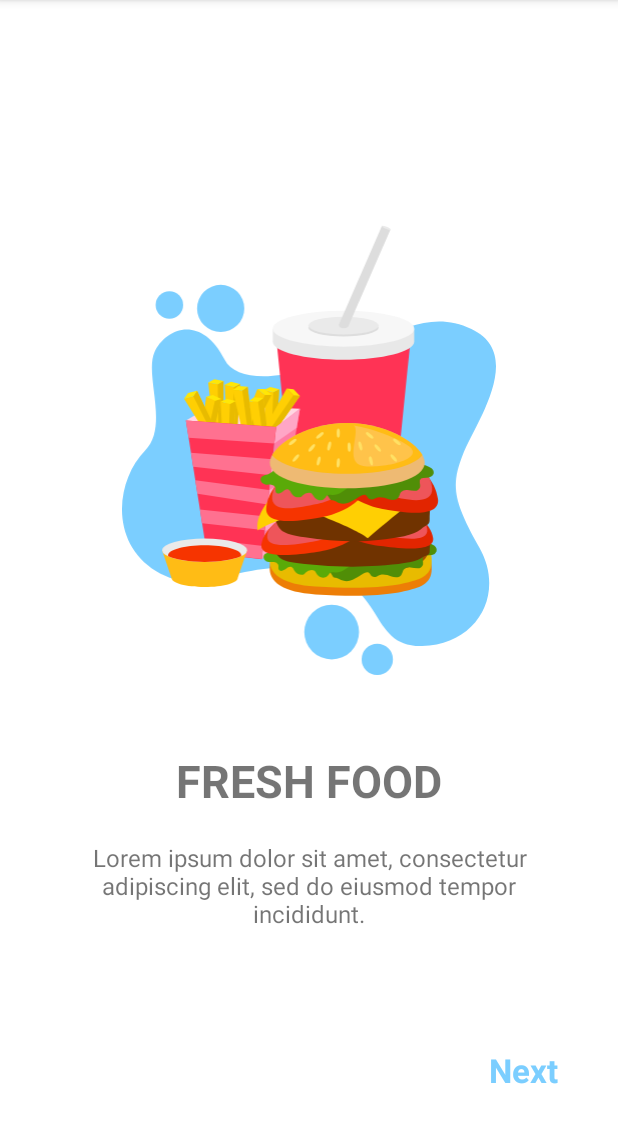
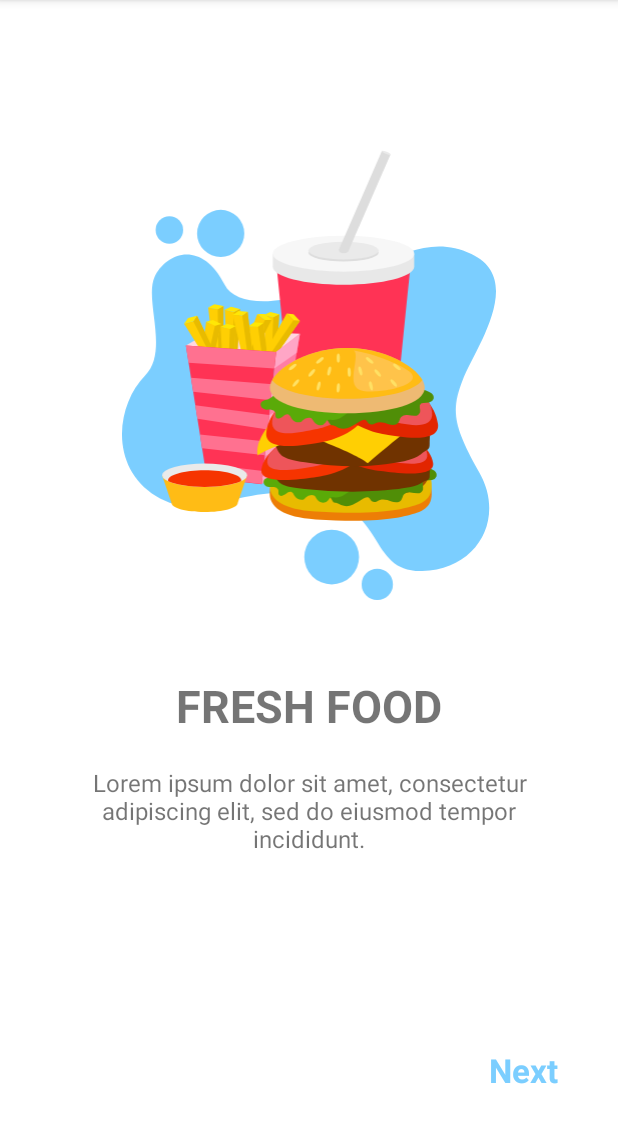
Before and after one commit to yagmurerdogan/Onboarding-Screen, an Android app: the fragment FirstScreen shown on its own in the app's theme, on a phone screen of 412 x 824 dp, the part 84-1227 px from its top. Run offline under Robolectric (Android 15) with nearby library versions, the phone set to English and light mode, and no system bars.

Commit message:
Change layout margin top size

```diff
--- a/Foody/app/src/main/res/layout/fragment_first_screen.xml
+++ b/Foody/app/src/main/res/layout/fragment_first_screen.xml
@@ -11,7 +11,7 @@
         android:id="@+id/imageView"
         android:layout_width="300dp"
         android:layout_height="300dp"
-        android:layout_marginTop="150dp"
+        android:layout_marginTop="100dp"
         android:src="@drawable/ic_food"
         app:layout_constraintEnd_toEndOf="parent"
         app:layout_constraintStart_toStartOf="parent"
--- a/Foody/app/src/main/res/layout/fragment_second_screen.xml
+++ b/Foody/app/src/main/res/layout/fragment_second_screen.xml
@@ -10,7 +10,7 @@
         android:id="@+id/imageView2"
         android:layout_width="300dp"
         android:layout_height="300dp"
-        android:layout_marginTop="150dp"
+        android:layout_marginTop="100dp"
         android:src="@drawable/ic_delivery"
         app:layout_constraintEnd_toEndOf="parent"
         app:layout_constraintStart_toStartOf="parent"
--- a/Foody/app/src/main/res/layout/fragment_third_screen.xml
+++ b/Foody/app/src/main/res/layout/fragment_third_screen.xml
@@ -10,8 +10,8 @@
         android:id="@+id/imageView3"
         android:layout_width="300dp"
         android:layout_height="300dp"
-        android:layout_marginTop="150dp"
-        android:src="@drawable/ic_payment"
+        android:layout_marginTop="100dp"
+        android:src="@drawable/payment"
         app:layout_constraintEnd_toEndOf="parent"
         app:layout_constraintStart_toStartOf="parent"
         app:layout_constraintTop_toTopOf="parent" />
```
